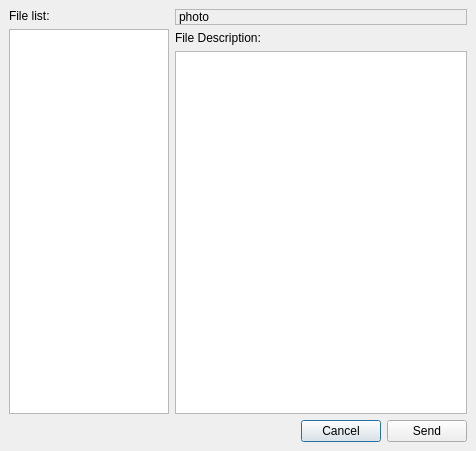
Above: widgets/albumfiletransfer.ui from xmpp-graveyard/jabbim before the change. Below: the same form after it.
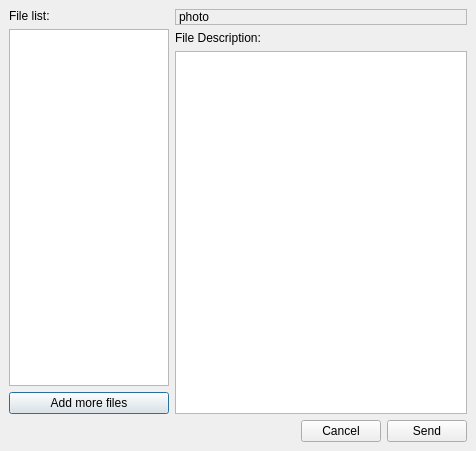
That is the form after the change. Icons and pictures are not drawn.

Commit message: moznost pridavat soubory z ruznych adresaru do jedne souborove fronty [#693]

```diff
--- a/widgets/albumfiletransfer.ui
+++ b/widgets/albumfiletransfer.ui
@@ -55,6 +55,13 @@
          </property>
         </widget>
        </item>
+       <item>
+        <widget class="QPushButton" name="addFiles" >
+         <property name="text" >
+          <string>Add more files</string>
+         </property>
+        </widget>
+       </item>
       </layout>
      </item>
      <item>
```
Left out of the diff: 29 changed lines with no effect on the pictures. The commit also changes 2 other files.
